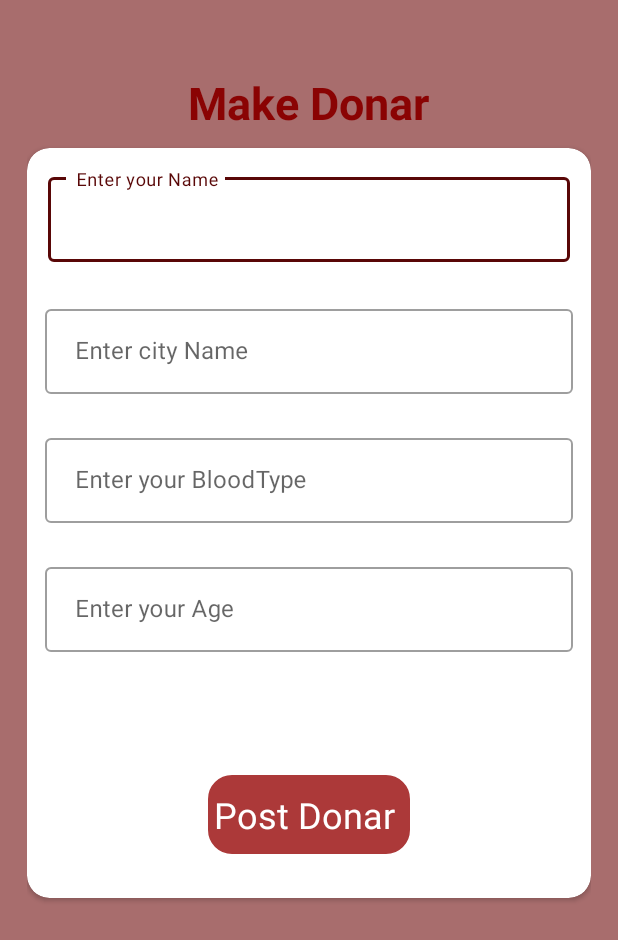
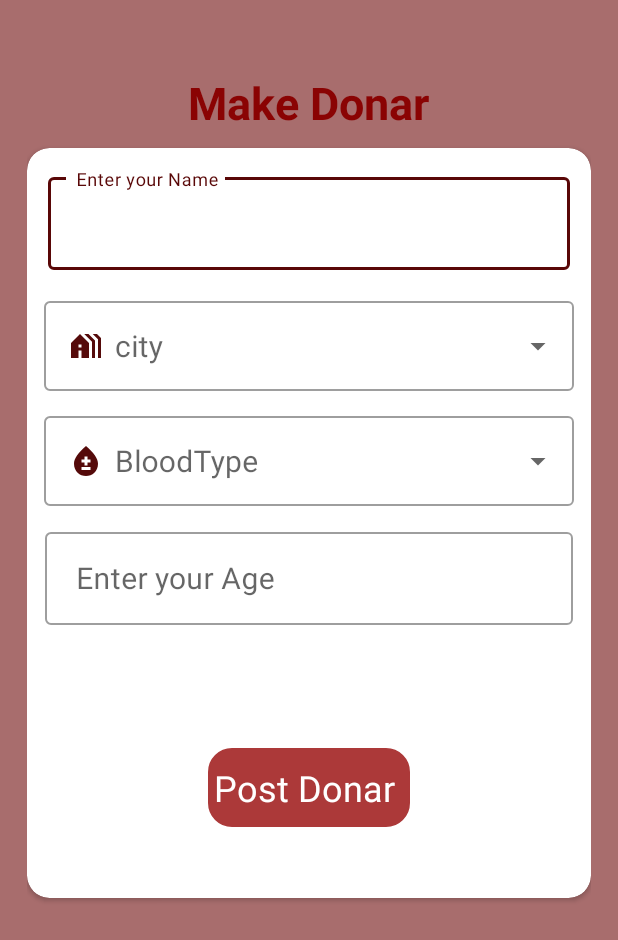
Before and after one commit to MaazAkbar8/ShareBloodApp, an Android app: the MainActivity screen opened directly, with no data from a screen before it, after a tap on "Make Donar", on a phone screen of 412 x 824 dp. Shown: the top 940 px of the screen. Run offline under Robolectric (Android 15) with nearby library versions, the phone set to English and light mode, and no system bars; our stand-ins replace Firebase (no records; nobody signed in at launch, a user with empty details on screens opened directly).

Commit message:
lot of changed done2

```diff
--- a/app/src/main/java/com/example/shareblood/Adapters/MAkeDonarAdapter.kt
+++ b/app/src/main/java/com/example/shareblood/Adapters/MAkeDonarAdapter.kt
@@ -1,43 +1,42 @@
 package com.example.shareblood.Adapters
 
 import android.annotation.SuppressLint
-import android.content.Context
 import android.view.LayoutInflater
 import android.view.View
 import android.view.ViewGroup
-import android.widget.ImageView
 import android.widget.TextView
 import androidx.recyclerview.widget.RecyclerView
-import com.example.shareblood.DataModel.DataModelDonarList
+import com.example.shareblood.DataModel.DataModelDonorList
 import com.example.shareblood.R
 
-    class MAkeDonarAdapter(val requiredContext:Context,private val ModelDonarList:ArrayList<DataModelDonarList>) :
-    RecyclerView.Adapter<MAkeDonarAdapter.ModelDonarListViewHolder>(){
+class MAkeDonarAdapter(private val usersList:ArrayList<DataModelDonorList>):RecyclerView.Adapter<MAkeDonarAdapter.MyViewHolder>(){
 
-        class ModelDonarListViewHolder(itemView: View):RecyclerView.ViewHolder(itemView){
+
+
+        class MyViewHolder(itemView: View):RecyclerView.ViewHolder(itemView){
                val Name:TextView=itemView.findViewById(R.id.Name)
             val City:TextView=itemView.findViewById(R.id.City)
-            val BloodGroup:TextView=itemView.findViewById(R.id.BloodGroup)
+            val bloodGroup:TextView=itemView.findViewById(R.id.bloodGroup)
             val age:TextView=itemView.findViewById(R.id.age)
            // val Call_btn:TextView=itemView.findViewById(R.id.call_btn)
                 //  val share_btn:TextView=itemView.findViewById(R.id.share_btn)
         }
 
     @SuppressLint("SuspiciousIndentation")
-    override fun onCreateViewHolder(parent: ViewGroup, viewType: Int): ModelDonarListViewHolder {
-        val view= LayoutInflater.from(parent.context).inflate(R.layout.donar_list_item_layout,parent,false)
-            return ModelDonarListViewHolder(view)
+    override fun onCreateViewHolder(parent: ViewGroup, viewType: Int): MyViewHolder {
+        val itemView= LayoutInflater.from(parent.context).inflate(R.layout.donar_list_item_layout,parent,false)
+            return MyViewHolder(itemView)
     }
 
     override fun getItemCount(): Int {
-       return ModelDonarList.size
+       return usersList.size
     }
 
-    override fun onBindViewHolder(holder: ModelDonarListViewHolder, position: Int) {
-        holder.Name.text=ModelDonarList[position].Name
-        holder.City.text=ModelDonarList[position].City
-        holder.BloodGroup.text=ModelDonarList[position].BloodGroup
-        holder.age.text=ModelDonarList[position].age
+    override fun onBindViewHolder(holder: MyViewHolder, position: Int) {
+        holder.Name.text=usersList[position].name
+        holder.City.text=usersList[position].city
+        holder.bloodGroup.text=usersList[position].bloodGroup
+        holder.age.text=usersList[position].age
       //  holder.Age.text= ModelDonarList[position].Age.toString()
       //  holder.call_btn.setOnClickListener {
             //for letter
--- a/app/src/main/java/com/example/shareblood/DataModel/DataModelDonarList.kt
+++ /dev/null
@@ -1,9 +0,0 @@
-package com.example.shareblood.DataModel
-
-data class DataModelDonarList(
-
-    val Name: String=" ",
-    val City:String=" ",
-    val BloodGroup:String=" ",
-    val age:String="",
-)
--- a/app/src/main/java/com/example/shareblood/MainActivity.kt
+++ b/app/src/main/java/com/example/shareblood/MainActivity.kt
@@ -2,56 +2,100 @@ package com.example.shareblood
 
 import android.annotation.SuppressLint
 import android.content.Intent
+import android.os.Bundle
+import android.widget.Toast
 import androidx.appcompat.app.AppCompatActivity
-import android.os.Bundle
 import androidx.recyclerview.widget.LinearLayoutManager
+import androidx.recyclerview.widget.RecyclerView
 import com.example.shareblood.Adapters.MAkeDonarAdapter
-import com.example.shareblood.DataModel.DataModelDonarList
+import com.example.shareblood.DataModel.DataModelDonorList
 import com.example.shareblood.databinding.ActivityMainBinding
+import com.google.firebase.database.*
+import com.google.firebase.firestore.FirebaseFirestore
+import com.google.firebase.firestore.ktx.firestore
+import com.google.firebase.firestore.ktx.toObject
+import com.google.firebase.ktx.Firebase
+
 
 class MainActivity : AppCompatActivity() {
 
     //private  lateinit var searching:menu
+  lateinit var recyclerView:  RecyclerView
     lateinit var binding: ActivityMainBinding
-    var listthecatogories= arrayListOf<DataModelDonarList>()
+   private lateinit var list:ArrayList<DataModelDonorList>
+
+    // data stored and retrieve need to these line
+    private var db= Firebase.firestore
 
     @SuppressLint("MissingInflatedId", "SuspiciousIndentation")
     override fun onCreate(savedInstanceState: Bundle?) {
-        binding= ActivityMainBinding.inflate(layoutInflater)
         super.onCreate(savedInstanceState)
+        binding = ActivityMainBinding.inflate(layoutInflater)
         setContentView(binding.root)
-                 // LocalDatabase
-              listthecatogories= ArrayList<DataModelDonarList>()
 
-        listthecatogories.add(DataModelDonarList("Jehad Akbar","swat","B","15"))
-        listthecatogories.add(DataModelDonarList("Mansoor Shah ","batkhilah","B+","25"))
-        listthecatogories.add(DataModelDonarList("Hasnain khan","chackdara","A+","26"))
-        listthecatogories.add(DataModelDonarList("Waseem khan","Husband","o","30" ))
-        listthecatogories.add(DataModelDonarList("Bilal Khan","Mangawara","B","22"))
-        listthecatogories.add(DataModelDonarList("Aizaz Akbar","swat","B+","18"))
-        listthecatogories.add(DataModelDonarList("Danish Akbar","malakand(Dir)","A","15"))
-        listthecatogories.add(DataModelDonarList("Shehzad Akbar","swat","A-","16"))
-          // work Adapter and recyclerview
-        binding.RCV1.layoutManager= LinearLayoutManager(this,LinearLayoutManager.VERTICAL,false)
-        binding.RCV1.adapter=MAkeDonarAdapter(this,listthecatogories)
+
+
+       // intialization
+       recyclerView=findViewById(R.id.Rcv1)
+        db= FirebaseFirestore.getInstance()
+       recyclerView.layoutManager=LinearLayoutManager(this)
+       list= arrayListOf()
+//***********************************************************************************************************************************
+
+
+                    // Get data from database in display Recyclerview
+
+                db.collection("user").get().addOnSuccessListener {
+                    if (!it.isEmpty) {
+                        for (data in it.documents) {
+                            val users: DataModelDonorList? = data.toObject(DataModelDonorList::class.java)
+                            if (users != null) {
+                                list.add(users)
+                            }
+                        }
+
+                        recyclerView.adapter= MAkeDonarAdapter(list)
+
+                    }
+
+                }.addOnFailureListener {
+                    Toast.makeText(this, it.toString(), Toast.LENGTH_SHORT).show()
+
+                }
 
         //**********************************************************************************************************
         // search or find donar item
         binding.Toolbar.setOnMenuItemClickListener {
             when (it.itemId) {
-                   R.id.searching-> {
-                   this.startActivity(Intent(this,findDoar::class.java))
+                R.id.searching -> {
+                    this.startActivity(Intent(this, findDoar::class.java))
                     return@setOnMenuItemClickListener false
                 }
-                   else -> { super.onOptionsItemSelected(it)}
+                else -> {
+                    super.onOptionsItemSelected(it)
                 }
             }
+        }
+
+
+
+
+
+
+
+
        //************************************************************************************************************
+
+
+
+
+
         // MakeDonar eventHandler
             binding.makedonar.setOnClickListener {
+                 val i= Intent(this, MakeDonar::class.java)
+                startActivity(i)
+            }
 
-                 val i = Intent(this, MakeDonar::class.java)
-                     startActivity(i)
     }
 
 
@@ -60,7 +104,4 @@ class MainActivity : AppCompatActivity() {
 
 
 
-
 //*******************************************************************************
-
-    }
--- a/app/src/main/java/com/example/shareblood/MakeDonar.kt
+++ b/app/src/main/java/com/example/shareblood/MakeDonar.kt
@@ -2,28 +2,110 @@ package com.example.shareblood
 
 import android.annotation.SuppressLint
 import android.content.ClipData.Item
-import android.content.Intent
 import androidx.appcompat.app.AppCompatActivity
 import android.os.Bundle
+import android.widget.ArrayAdapter
 import android.widget.TextView
+import android.widget.Toast
+import com.example.shareblood.DataModel.DataModelDonorList
+import com.example.shareblood.databinding.ActivityMakeDonarBinding
+import com.google.firebase.auth.FirebaseAuth
+import com.google.firebase.firestore.ktx.firestore
+import com.google.firebase.ktx.Firebase
+
 
 class MakeDonar : AppCompatActivity() {
     private lateinit var postdonar: TextView
+    private lateinit var binding:ActivityMakeDonarBinding
     private lateinit var searching:Item
-    @SuppressLint("MissingInflatedId")
+    private var db= Firebase.firestore
+    @SuppressLint("MissingInflatedId", "RestrictedApi")
     override fun onCreate(savedInstanceState: Bundle?) {
         super.onCreate(savedInstanceState)
-        setContentView(R.layout.activity_make_donar)
-
-        postdonar=findViewById(R.id.tvpostdonar)
-
-
-        postdonar.setOnClickListener {
-            val i=Intent(this,MainActivity::class.java)
-            startActivity(i)
-        }
+        binding= ActivityMakeDonarBinding.inflate(layoutInflater)
+        setContentView(binding.root)
 
 
 
+
+     binding.tvpostdonar.setOnClickListener {
+         //  val i=Intent(this,MainActivity::class.java)
+         // startActivity(i)
+         val name = binding.etName.text.toString()
+         val city = binding.etCity.text.toString()
+         val bloodGroup = binding.etBloodGroup.text.toString()
+         val age = binding.etAge.text.toString()
+
+//*********************************************************************************************************************************
+         // these code is  edittext is empty to show error message
+         if (name.isEmpty()) {
+             binding.etName.setError("field not be empty ")
+
+         } else if (city.isEmpty()) {
+
+             binding.etCity.setError("field not be empty")
+
+         } else if (bloodGroup.isEmpty()) {
+            binding.etBloodGroup.setError("field not be empty")
+
+         } else if (age.isEmpty()) {
+
+             binding.etAge.setError("field not be empty")
+      //*******************************************************************************************************************
+
+         } else {
+
+        // user data
+             val usermap = hashMapOf(
+                 "name" to name,
+                 "city" to city,
+                 "bloodGroup" to bloodGroup,
+                 "age" to age
+             )
+             val userId = FirebaseAuth.getInstance().currentUser!!.uid
+             // collection ="user"   document =" userid db default create"   set= userdata
+             // save data in databse
+
+             db.collection("user").document(userId).set(usermap)
+                 .addOnSuccessListener {
+                     Toast.makeText(this, "successfully Saved", Toast.LENGTH_SHORT).show()
+                     // this work is if user click button to these code through all edittext is empty or clear
+                     binding.etName.text?.clear()
+                     binding.etCity.text.clear()
+                     binding.etBloodGroup.text.clear()
+                     binding.etAge.text?.clear()
+                 }
+                 .addOnFailureListener {
+                     Toast.makeText(this, "Oh Failed", Toast.LENGTH_SHORT).show()
+                 }
+         }
+
+
+     }
+
+
+
+   //********************************************************************************************************************
+        // city dropdownlist work
+
+        val list= listOf("Timergara","Balambat" ,"Lal_Qilla" ,"Jandol" ,"Adenzai" ,"Samar Bagh", "Chakdara","Munda","Maidan","Talash")
+        val adapter= ArrayAdapter(this,R.layout.list_item_city,list)
+        binding.etCity.setAdapter(adapter)
+
+        //*******************************************************************************************************************
+
+        // Blood type works
+
+        // Bloodgroup dropdownlist works
+
+        val m= listOf(" (A+)", " (A-)", "(B+) ","(B-) "," (AB+)", "(AB-) "," (O+) ","(O-)")
+
+        val Adapter=ArrayAdapter(this,R.layout.list_item_bloodtype,m)
+        binding.etBloodGroup.setAdapter(Adapter)
+
     }
+
+
+
+
 }
--- a/app/src/main/java/com/example/shareblood/signupscreen.kt
+++ b/app/src/main/java/com/example/shareblood/signupscreen.kt
@@ -21,7 +21,7 @@ class signupscreen : AppCompatActivity() {
 
     private lateinit var auth: FirebaseAuth
     lateinit var binding: ActivitySignupscreenBinding
-    @SuppressLint("MissingInflatedId")
+    @SuppressLint("MissingInflatedId", "SuspiciousIndentation")
     override fun onCreate(savedInstanceState: Bundle?) {
         super.onCreate(savedInstanceState)
         binding= ActivitySignupscreenBinding.inflate(layoutInflater)
--- a/app/src/main/res/layout/activity_main.xml
+++ b/app/src/main/res/layout/activity_main.xml
@@ -36,15 +36,16 @@
         android:layout_width="match_parent"
         android:layout_height="?attr/actionBarSize"
         app:title="Shareblood"
-        app:menu="@menu/app_bar_menu"
+       app:menu="@menu/app_bar_menu"
         android:background="#8a0303"
         app:titleTextColor="@color/white"/>
 
     <androidx.recyclerview.widget.RecyclerView
-        android:id="@+id/RCV1"
+        android:id="@+id/Rcv1"
         android:layout_below="@id/lv"
         android:layout_width="match_parent"
         android:layout_height="wrap_content"
+
         android:layout_above="@id/makedonar"/>
 
     <TextView
@@ -53,6 +54,7 @@
         android:layout_height="wrap_content"
         android:text="Make Donar"
         android:textStyle="bold"
+
         android:textSize="16sp"
         android:textColor="@color/white"
         android:padding="16dp"
--- a/app/src/main/res/layout/activity_make_donar.xml
+++ b/app/src/main/res/layout/activity_make_donar.xml
@@ -41,47 +41,63 @@ app:cardElevation="2dp">
         <androidx.appcompat.widget.AppCompatEditText
             android:layout_width="match_parent"
             android:layout_height="wrap_content"
-            android:id="@+id/et_choose_city"
+            android:id="@+id/et_name"
             android:hint=" Enter your Name"
+            android:textSize="20sp"
             android:textColorHint="@color/black"
             android:textColor="@color/black"
             android:inputType="textPersonName"/>
     </com.google.android.material.textfield.TextInputLayout>
+<!--city-->
+    <com.google.android.material.textfield.TextInputLayout
 
+        android:layout_width="match_parent"
+        android:layout_height="wrap_content"
+        android:hint="city"
+        android:layout_marginTop="1dp"
+
+        style="@style/Widget.MaterialComponents.TextInputLayout.OutlinedBox.ExposedDropdownMenu">
+        <AutoCompleteTextView
+            android:id="@+id/et_city"
+            android:layout_width="match_parent"
+            android:layout_height="60dp"
+            android:textColor="@color/black"
+            android:padding="7dp"
+            android:drawableStart="@drawable/baseline_holiday_village_24"
+            android:drawablePadding="7dp"
+            android:layout_marginTop="20dp"
+            android:layout_marginStart="11dp"
+            android:layout_marginEnd="11dp"
+            android:textSize="20sp"
+            android:inputType="none"/>
+
+
+
+
+    </com.google.android.material.textfield.TextInputLayout>
+
+    <!--bloodgroup-->
     <com.google.android.material.textfield.TextInputLayout
         android:layout_width="match_parent"
         android:layout_height="wrap_content"
-        android:layout_marginStart="10sp"
-        android:layout_marginEnd="10sp"
-        android:layout_margin="12dp"
-        style="@style/Widget.MaterialComponents.TextInputLayout.OutlinedBox">
-        <androidx.appcompat.widget.AppCompatEditText
+        android:hint="BloodType"
+        android:layout_marginTop="11dp"
+
+        style="@style/Widget.MaterialComponents.TextInputLayout.OutlinedBox.ExposedDropdownMenu">
+        <AutoCompleteTextView
+            android:id="@+id/et_BloodGroup"
             android:layout_width="match_parent"
-            android:layout_height="wrap_content"
-            android:id="@+id/cityName"
-            android:hint=" Enter city Name"
-            android:layout_marginTop="6sp"
-            android:textColorHint="@color/black"
+            android:layout_height="60dp"
             android:textColor="@color/black"
-            android:inputType="textPersonName"/>
-    </com.google.android.material.textfield.TextInputLayout>
+            android:padding="7dp"
+            android:drawableStart="@drawable/baseline_bloodtype_24"
+            android:drawablePadding="7dp"
+            android:layout_marginTop="20dp"
+            android:layout_marginStart="11dp"
+            android:layout_marginEnd="11dp"
+            android:textSize="20sp"
+            android:inputType="none"/>
 
-    <com.google.android.material.textfield.TextInputLayout
-        android:layout_width="match_parent"
-        android:layout_height="wrap_content"
-        android:layout_marginStart="10sp"
-        android:layout_marginEnd="10sp"
-        android:layout_margin="12dp"
-        style="@style/Widget.MaterialComponents.TextInputLayout.OutlinedBox">
-        <androidx.appcompat.widget.AppCompatEditText
-            android:layout_width="match_parent"
-            android:layout_height="wrap_content"
-            android:id="@+id/et_bloodtype"
-
-            android:hint=" Enter your BloodType"
-            android:textColorHint="@color/black"
-            android:textColor="@color/black"
-            android:inputType="textPersonName"/>
     </com.google.android.material.textfield.TextInputLayout>
 
     <com.google.android.material.textfield.TextInputLayout
@@ -96,6 +112,7 @@ app:cardElevation="2dp">
             android:layout_height="wrap_content"
             android:id="@+id/et_age"
             android:hint=" Enter your Age"
+            android:textSize="20sp"
             android:textColorHint="@color/black"
             android:textColor="@color/black"
             android:inputType="textPersonName"/>
```
Also changed, not shown: app/build.gradle (+3 -5 lines), app/src/main/java/com/example/shareblood/DataModel/DataModelDonorList.kt (added, +14 -0 lines), app/src/main/java/com/example/shareblood/findDoar.kt (+29 -4 lines), app/src/main/java/com/example/shareblood/findDonarList.kt (+29 -1 lines), app/src/main/res/layout/activity_find_doar.xml (+39 -23 lines), app/src/main/res/layout/activity_find_donar_list.xml (+21 -8 lines), app/src/main/res/layout/activity_signupscreen.xml (+7 -6 lines), app/src/main/res/layout/donar_list_item_layout.xml (+5 -13 lines), 1 other file. Lines whose indentation alone changed are shown as unchanged.
